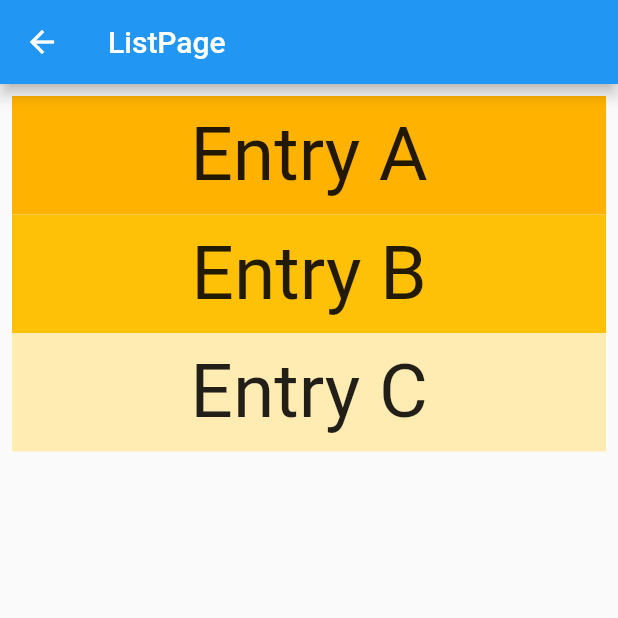
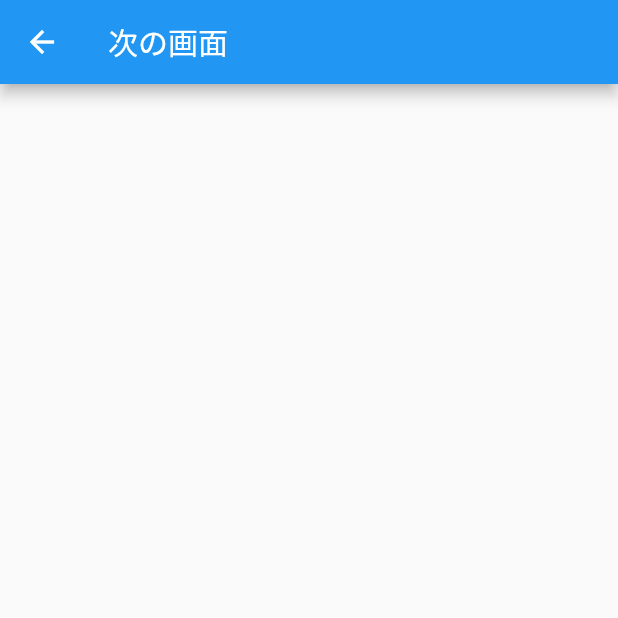
Before and after one commit to miyakooti/flutter_app, a Flutter app: the ListPage screen opened directly, on a phone screen of 412 x 824 dp, the top half of it. Run offline on Flutter 3.47's test engine with Material 2 defaults, Android fonts, the phone set to English and light mode, and no system bars.

Commit message:
deviceの戻るボタン押した時にはwillPopイベント発火するらしい

```diff
--- a/lib/List_page.dart
+++ b/lib/List_page.dart
@@ -6,23 +6,40 @@ class ListPage extends StatelessWidget {
 
   @override
   Widget build(BuildContext context) {
-    return Scaffold(
+    return WillPopScope(
+      onWillPop: () => _onWillPop(),
+      child: Scaffold(
         appBar: AppBar(
-          title: Text("ListPage"),
+          title: Text('次の画面'),
         ),
-        body: ListView.builder(
-            padding: const EdgeInsets.all(8),
-            itemCount: entries.length,
-            itemBuilder: (BuildContext context, int index) {
-              return Container(
-                color: Colors.amber[colorCodes[index]],
-                child: Padding(
-                  padding: const EdgeInsets.all(10.0),
-                  child: Center(
-                      child: Text('Entry ${entries[index]}',
-                          style: TextStyle(fontSize: 50))),
-                ),
-              );
-            }));
+      ),
+    );
   }
+
+  Future<bool> _onWillPop() async {
+    print("ああああ");
+    return true;
+  }
+
+  // @override
+  // Widget build(BuildContext context) {
+  //   return Scaffold(
+  //       appBar: AppBar(
+  //         title: Text("ListPage"),
+  //       ),
+  //       body: ListView.builder(
+  //           padding: const EdgeInsets.all(8),
+  //           itemCount: entries.length,
+  //           itemBuilder: (BuildContext context, int index) {
+  //             return Container(
+  //               color: Colors.amber[colorCodes[index]],
+  //               child: Padding(
+  //                 padding: const EdgeInsets.all(10.0),
+  //                 child: Center(
+  //                     child: Text('Entry ${entries[index]}',
+  //                         style: TextStyle(fontSize: 50))),
+  //               ),
+  //             );
+  //           }));
+  // }
 }
```
